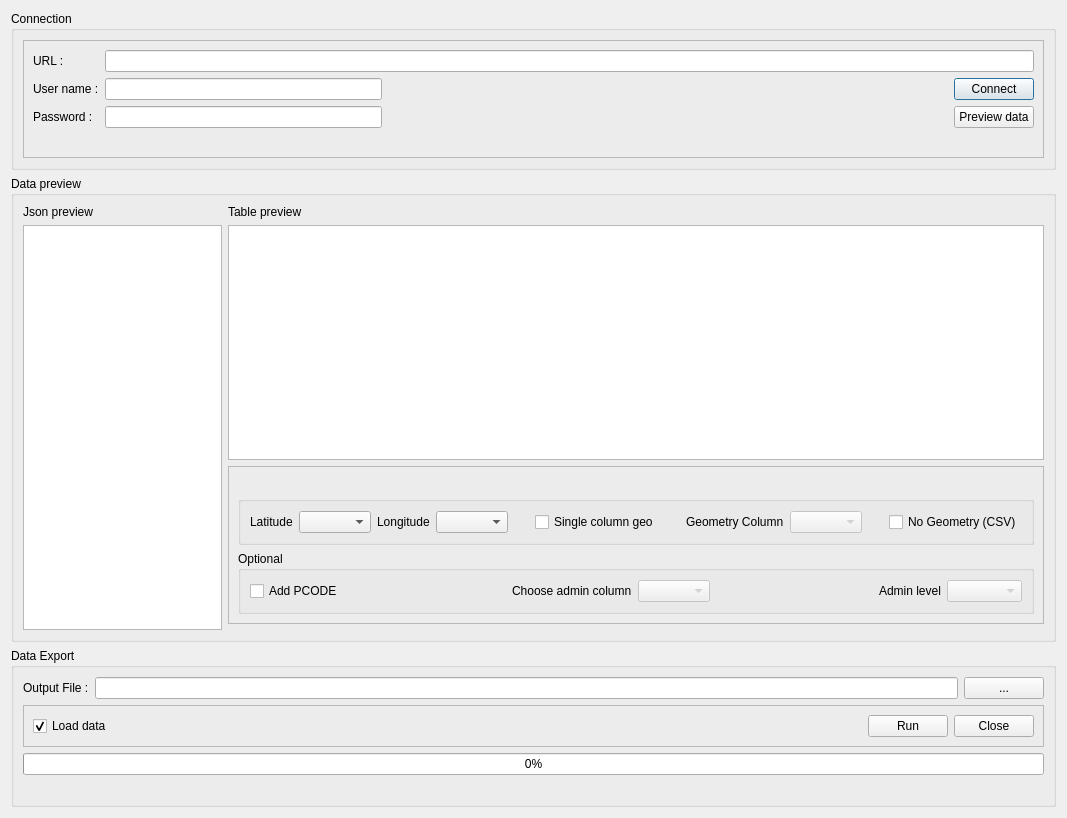
The window that odkConnector_dialog_base.ui (DemevengDerrick/ETL-Connector-for-ODK) describes before a commit, drawn with Qt 5.
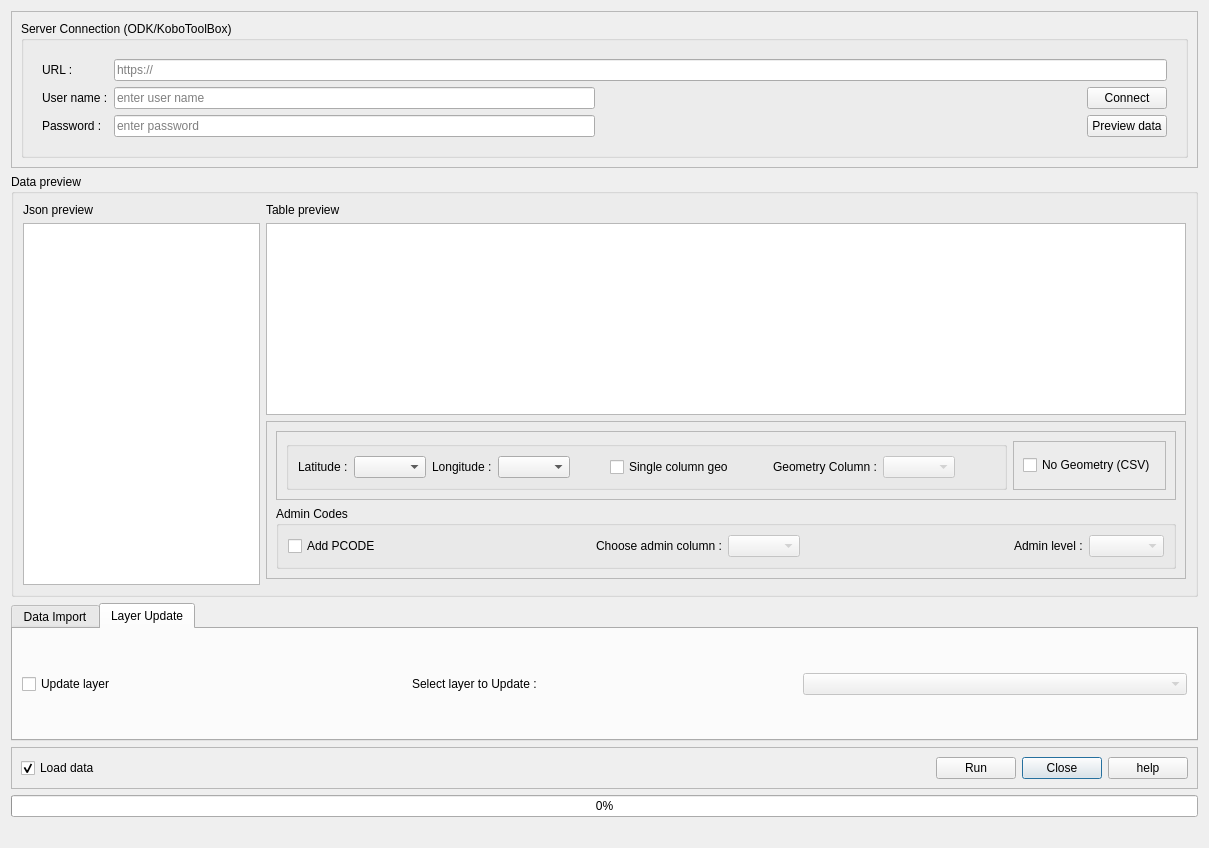
The same window after the commit. The open tabs and pages were chosen to show the change. Icons and pictures are not drawn. Custom widgets are drawn as their Qt base class.

The edit to the form file:
```diff
--- a/odkConnector_dialog_base.ui
+++ b/odkConnector_dialog_base.ui
@@ -6,48 +6,97 @@
    <rect>
     <x>0</x>
     <y>0</y>
-    <width>1067</width>
-    <height>818</height>
+    <width>1209</width>
+    <height>848</height>
    </rect>
   </property>
   <property name="windowTitle">
    <string>ODK Connector</string>
   </property>
+  <property name="windowIcon">
+   <iconset>
+    <normaloff>../../../../../../../../../Downloads/icon.png</normaloff>../../../../../../../../../Downloads/icon.png</iconset>
+  </property>
   <layout class="QGridLayout" name="gridLayout">
-   <item row="1" column="0">
+   <item row="4" column="0">
+    <widget class="QFrame" name="frame_4">
+     <property name="frameShape">
+      <enum>QFrame::StyledPanel</enum>
+     </property>
+     <property name="frameShadow">
+      <enum>QFrame::Raised</enum>
+     </property>
+     <layout class="QGridLayout" name="gridLayout_9">
+      <item row="0" column="3">
+       <widget class="QPushButton" name="closeMain">
+        <property name="text">
+         <string>Close</string>
+        </property>
+       </widget>
+      </item>
+      <item row="0" column="2">
+       <widget class="QPushButton" name="runProcess">
+        <property name="text">
+         <string>Run</string>
+        </property>
+       </widget>
+      </item>
+      <item row="0" column="0">
+       <widget class="QCheckBox" name="loadData">
+        <property name="text">
+         <string>Load data</string>
+        </property>
+        <property name="checked">
+         <bool>true</bool>
+        </property>
+        <property name="tristate">
+         <bool>false</bool>
+        </property>
+       </widget>
+      </item>
+      <item row="0" column="1">
+       <spacer name="horizontalSpacer_3">
+        <property name="orientation">
+         <enum>Qt::Horizontal</enum>
+        </property>
+        <property name="sizeHint" stdset="0">
+         <size>
+          <width>40</width>
+          <height>20</height>
+         </size>
+        </property>
+       </spacer>
+      </item>
+      <item row="0" column="4">
+       <widget class="QPushButton" name="help">
+        <property name="text">
+         <string>help</string>
+        </property>
+       </widget>
+      </item>
+     </layout>
+    </widget>
+   </item>
+   <item row="6" column="0">
+    <widget class="QLabel" name="processingMsg">
+     <property name="text">
+      <string/>
+     </property>
+    </widget>
+   </item>
+   <item row="5" column="0">
+    <widget class="QProgressBar" name="progressBar">
+     <property name="value">
+      <number>0</number>
+     </property>
+    </widget>
+   </item>
+   <item row="2" column="0">
     <widget class="QGroupBox" name="groupBox_3">
      <property name="title">
       <string>Data preview</string>
      </property>
      <layout class="QGridLayout" name="gridLayout_5">
-      <item row="1" column="0" rowspan="3" colspan="2">
-       <widget class="QPlainTextEdit" name="jsonText">
-        <property name="readOnly">
-         <bool>true</bool>
-        </property>
-       </widget>
-      </item>
-      <item row="1" column="2" colspan="2">
-       <widget class="QTableWidget" name="dataTable">
-        <property name="toolTip">
-         <string>preview data table</string>
-        </property>
-       </widget>
-      </item>
-      <item row="0" column="2">
-       <widget class="QLabel" name="label_7">
-        <property name="text">
-         <string>Table preview</string>
-        </property>
-       </widget>
-      </item>
-      <item row="0" column="0">
-       <widget class="QLabel" name="label_6">
-        <property name="text">
-         <string>Json preview</string>
-        </property>
-       </widget>
-      </item>
       <item row="2" column="2" colspan="2">
        <widget class="QFrame" name="frame_3">
         <property name="frameShape">
@@ -57,130 +106,16 @@
          <enum>QFrame::Raised</enum>
         </property>
         <layout class="QGridLayout" name="gridLayout_6">
-         <item row="0" column="0" colspan="2">
-          <widget class="QLabel" name="tableSize">
-           <property name="text">
-            <string/>
-           </property>
-          </widget>
-         </item>
-         <item row="1" column="0" colspan="2">
-          <widget class="QGroupBox" name="groupBox_2">
-           <property name="title">
-            <string/>
-           </property>
-           <layout class="QGridLayout" name="gridLayout_7">
-            <item row="0" column="2">
-             <widget class="QComboBox" name="latitude">
-              <property name="toolTip">
-               <string>latitude</string>
-              </property>
-             </widget>
-            </item>
-            <item row="0" column="10">
-             <spacer name="horizontalSpacer_5">
-              <property name="orientation">
-               <enum>Qt::Horizontal</enum>
-              </property>
-              <property name="sizeHint" stdset="0">
-               <size>
-                <width>40</width>
-                <height>20</height>
-               </size>
-              </property>
-             </spacer>
-            </item>
-            <item row="0" column="5">
-             <spacer name="horizontalSpacer_4">
-              <property name="orientation">
-               <enum>Qt::Horizontal</enum>
-              </property>
-              <property name="sizeHint" stdset="0">
-               <size>
-                <width>40</width>
-                <height>20</height>
-               </size>
-              </property>
-             </spacer>
-            </item>
-            <item row="0" column="3">
-             <widget class="QLabel" name="label_5">
-              <property name="text">
-               <string>Longitude</string>
-              </property>
-             </widget>
-            </item>
-            <item row="0" column="6">
-             <widget class="QCheckBox" name="singleGeo">
-              <property name="enabled">
-               <bool>true</bool>
-              </property>
-              <property name="text">
-               <string>Single column geo</string>
-              </property>
-             </widget>
-            </item>
-            <item row="0" column="7">
-             <spacer name="horizontalSpacer_6">
-              <property name="orientation">
-               <enum>Qt::Horizontal</enum>
-              </property>
-              <property name="sizeHint" stdset="0">
-               <size>
-                <width>40</width>
-                <height>20</height>
-               </size>
-              </property>
-             </spacer>
-            </item>
-            <item row="0" column="8">
-             <widget class="QLabel" name="label_8">
-              <property name="text">
-               <string>Geometry Column</string>
-              </property>
-             </widget>
-            </item>
-            <item row="0" column="1">
-             <widget class="QLabel" name="label_4">
-              <property name="text">
-               <string>Latitude</string>
-              </property>
-             </widget>
-            </item>
-            <item row="0" column="9">
-             <widget class="QComboBox" name="geometry">
-              <property name="enabled">
-               <bool>false</bool>
-              </property>
-             </widget>
-            </item>
-            <item row="0" column="4">
-             <widget class="QComboBox" name="longitude">
-              <property name="toolTip">
-               <string>longitude</string>
-              </property>
-             </widget>
-            </item>
-            <item row="0" column="11">
-             <widget class="QCheckBox" name="noGeometry">
-              <property name="text">
-               <string>No Geometry (CSV)</string>
-              </property>
-             </widget>
-            </item>
-           </layout>
-          </widget>
-         </item>
          <item row="2" column="0" colspan="2">
           <widget class="QGroupBox" name="groupBox_5">
            <property name="title">
-            <string>Optional</string>
+            <string>Admin Codes</string>
            </property>
            <layout class="QGridLayout" name="gridLayout_3">
             <item row="0" column="5">
              <widget class="QLabel" name="label_10">
               <property name="text">
-               <string>Admin level</string>
+               <string>Admin level :</string>
               </property>
              </widget>
             </item>
@@ -239,7 +174,7 @@
             <item row="0" column="2">
              <widget class="QLabel" name="label_11">
               <property name="text">
-               <string>Choose admin column</string>
+               <string>Choose admin column :</string>
               </property>
              </widget>
             </item>
@@ -266,219 +201,375 @@
            </layout>
           </widget>
          </item>
-        </layout>
-       </widget>
-      </item>
-     </layout>
-    </widget>
-   </item>
-   <item row="0" column="0">
-    <widget class="QGroupBox" name="groupBox">
-     <property name="title">
-      <string>Connection</string>
-     </property>
-     <layout class="QGridLayout" name="gridLayout_2">
-      <item row="1" column="2">
-       <widget class="QFrame" name="frame_2">
-        <property name="frameShape">
-         <enum>QFrame::StyledPanel</enum>
-        </property>
-        <property name="frameShadow">
-         <enum>QFrame::Raised</enum>
-        </property>
-        <layout class="QGridLayout" name="gridLayout_4">
-         <item row="1" column="0">
-          <widget class="QLabel" name="label_2">
-           <property name="text">
-            <string>User name :</string>
+         <item row="0" column="0" colspan="2">
+          <widget class="QFrame" name="frame">
+           <property name="frameShape">
+            <enum>QFrame::StyledPanel</enum>
            </property>
-          </widget>
-         </item>
-         <item row="4" column="0" colspan="5">
-          <widget class="QLabel" name="connectionResult">
-           <property name="text">
-            <string/>
+           <property name="frameShadow">
+            <enum>QFrame::Raised</enum>
            </property>
+           <layout class="QGridLayout" name="gridLayout_11">
+            <item row="0" column="1">
+             <widget class="QGroupBox" name="groupBox_2">
+              <property name="title">
+               <string/>
+              </property>
+              <layout class="QGridLayout" name="gridLayout_7">
+               <item row="0" column="3">
+                <widget class="QLabel" name="label_5">
+                 <property name="text">
+                  <string>Longitude :</string>
+                 </property>
+                </widget>
+               </item>
+               <item row="0" column="9">
+                <widget class="QComboBox" name="geometry">
+                 <property name="enabled">
+                  <bool>false</bool>
+                 </property>
+                </widget>
+               </item>
+               <item row="0" column="1">
+                <widget class="QLabel" name="label_4">
+                 <property name="text">
+                  <string>Latitude :</string>
+                 </property>
+                </widget>
+               </item>
+               <item row="0" column="8">
+                <widget class="QLabel" name="label_8">
+                 <property name="text">
+                  <string>Geometry Column :</string>
+                 </property>
+                </widget>
+               </item>
+               <item row="0" column="7">
+                <spacer name="horizontalSpacer_6">
+                 <property name="orientation">
+                  <enum>Qt::Horizontal</enum>
+                 </property>
+                 <property name="sizeHint" stdset="0">
+                  <size>
+                   <width>40</width>
+                   <height>20</height>
+                  </size>
+                 </property>
+                </spacer>
+               </item>
+               <item row="0" column="5">
+                <spacer name="horizontalSpacer_4">
+                 <property name="orientation">
+                  <enum>Qt::Horizontal</enum>
+                 </property>
+                 <property name="sizeHint" stdset="0">
+                  <size>
+                   <width>40</width>
+                   <height>20</height>
+                  </size>
+                 </property>
+                </spacer>
+               </item>
+               <item row="0" column="2">
+                <widget class="QComboBox" name="latitude">
+                 <property name="toolTip">
+                  <string>latitude</string>
+                 </property>
+                </widget>
+               </item>
+               <item row="0" column="11">
+                <widget class="QgsProjectionSelectionWidget" name="csr" native="true"/>
+               </item>
+               <item row="0" column="4">
+                <widget class="QComboBox" name="longitude">
+                 <property name="toolTip">
+                  <string>longitude</string>
+                 </property>
+                </widget>
+               </item>
+               <item row="0" column="6">
+                <widget class="QCheckBox" name="singleGeo">
+                 <property name="enabled">
+                  <bool>true</bool>
+                 </property>
+                 <property name="text">
+                  <string>Single column geo</string>
+                 </property>
+                </widget>
+               </item>
+               <item row="0" column="10">
+                <spacer name="horizontalSpacer_5">
+                 <property name="orientation">
+                  <enum>Qt::Horizontal</enum>
+                 </property>
+                 <property name="sizeHint" stdset="0">
+                  <size>
+                   <width>40</width>
+                   <height>20</height>
+                  </size>
+                 </property>
+                </spacer>
+               </item>
+              </layout>
+             </widget>
+            </item>
+            <item row="0" column="2">
+             <widget class="QFrame" name="frame_5">
+              <property name="frameShape">
+               <enum>QFrame::StyledPanel</enum>
+              </property>
+              <property name="frameShadow">
+               <enum>QFrame::Raised</enum>
+              </property>
+              <layout class="QGridLayout" name="gridLayout_12">
+               <item row="0" column="0">
+                <widget class="QCheckBox" name="noGeometry">
+                 <property name="text">
+                  <string>No Geometry (CSV)</string>
+                 </property>
+                </widget>
+               </item>
+              </layout>
+             </widget>
+            </item>
+           </layout>
           </widget>
          </item>
-         <item row="1" column="4">
-          <widget class="QPushButton" name="connect">
-           <property name="text">
-            <string>Connect</string>
-           </property>
-          </widget>
-         </item>
-         <item row="2" column="1">
-          <widget class="QLineEdit" name="password">
-           <property name="toolTip">
-            <string>password</string>
-           </property>
-           <property name="echoMode">
-            <enum>QLineEdit::Password</enum>
-           </property>
-          </widget>
-         </item>
-         <item row="2" column="0">
-          <widget class="QLabel" name="label_3">
-           <property name="text">
-            <string>Password :</string>
-           </property>
-          </widget>
-         </item>
-         <item row="0" column="1" colspan="4">
-          <widget class="QLineEdit" name="url">
-           <property name="toolTip">
-            <string>Please enter url</string>
-           </property>
-          </widget>
-         </item>
-         <item row="1" column="1">
-          <widget class="QLineEdit" name="userName">
-           <property name="toolTip">
-            <string>user name</string>
-           </property>
-          </widget>
-         </item>
-         <item row="0" column="0">
-          <widget class="QLabel" name="label">
-           <property name="text">
-            <string>URL :</string>
-           </property>
-          </widget>
-         </item>
-         <item row="2" column="4">
-          <widget class="QPushButton" name="previewData">
-           <property name="text">
-            <string>Preview data</string>
-           </property>
-          </widget>
-         </item>
-         <item row="1" column="2">
-          <spacer name="horizontalSpacer_2">
-           <property name="orientation">
-            <enum>Qt::Horizontal</enum>
-           </property>
-           <property name="sizeHint" stdset="0">
-            <size>
-             <width>40</width>
-             <height>20</height>
-            </size>
-           </property>
-          </spacer>
-         </item>
-         <item row="1" column="3">
-          <spacer name="horizontalSpacer_8">
-           <property name="orientation">
-            <enum>Qt::Horizontal</enum>
-           </property>
-           <property name="sizeHint" stdset="0">
-            <size>
-             <width>40</width>
-             <height>20</height>
-            </size>
-           </property>
-          </spacer>
-         </item>
         </layout>
        </widget>
-      </item>
-     </layout>
-    </widget>
-   </item>
-   <item row="2" column="0">
-    <widget class="QGroupBox" name="groupBox_4">
-     <property name="title">
-      <string>Data Export</string>
-     </property>
-     <layout class="QGridLayout" name="gridLayout_8">
-      <item row="1" column="0" colspan="3">
-       <widget class="QFrame" name="frame_4">
-        <property name="frameShape">
-         <enum>QFrame::StyledPanel</enum>
-        </property>
-        <property name="frameShadow">
-         <enum>QFrame::Raised</enum>
-        </property>
-        <layout class="QGridLayout" name="gridLayout_9">
-         <item row="0" column="2">
-          <widget class="QPushButton" name="runProcess">
-           <property name="text">
-            <string>Run</string>
-           </property>
-          </widget>
-         </item>
-         <item row="0" column="3">
-          <widget class="QPushButton" name="closeMain">
-           <property name="text">
-            <string>Close</string>
-           </property>
-          </widget>
-         </item>
-         <item row="0" column="1">
-          <spacer name="horizontalSpacer_3">
-           <property name="orientation">
-            <enum>Qt::Horizontal</enum>
-           </property>
-           <property name="sizeHint" stdset="0">
-            <size>
-             <width>40</width>
-             <height>20</height>
-            </size>
-           </property>
-          </spacer>
-         </item>
-         <item row="0" column="0">
-          <widget class="QCheckBox" name="loadData">
-           <property name="text">
-            <string>Load data</string>
-           </property>
-           <property name="checked">
-            <bool>true</bool>
-           </property>
-           <property name="tristate">
-            <bool>false</bool>
-           </property>
-          </widget>
-         </item>
-        </layout>
-       </widget>
-      </item>
-      <item row="2" column="0" colspan="3">
-       <widget class="QProgressBar" name="progressBar">
-        <property name="value">
-         <number>0</number>
-        </property>
-       </widget>
-      </item>
-      <item row="0" column="0">
-       <widget class="QLabel" name="label_9">
-        <property name="text">
-         <string>Output File :</string>
-        </property>
-       </widget>
-      </item>
-      <item row="0" column="1">
-       <widget class="QLineEdit" name="outputFile"/>
       </item>
       <item row="0" column="2">
-       <widget class="QPushButton" name="browsOutput">
+       <widget class="QLabel" name="label_7">
         <property name="text">
-         <string>...</string>
+         <string>Table preview</string>
         </property>
        </widget>
       </item>
-      <item row="3" column="0" colspan="3">
-       <widget class="QLabel" name="processingMsg">
+      <item row="1" column="2" colspan="2">
+       <widget class="QTableWidget" name="dataTable">
+        <property name="toolTip">
+         <string>preview data table</string>
+        </property>
+       </widget>
+      </item>
+      <item row="0" column="3">
+       <widget class="QLabel" name="tableSize">
         <property name="text">
          <string/>
         </property>
        </widget>
       </item>
+      <item row="1" column="0" rowspan="3" colspan="2">
+       <widget class="QPlainTextEdit" name="jsonText">
+        <property name="readOnly">
+         <bool>true</bool>
+        </property>
+       </widget>
+      </item>
+      <item row="0" column="0">
+       <widget class="QLabel" name="label_6">
+        <property name="text">
+         <string>Json preview</string>
+        </property>
+       </widget>
+      </item>
+     </layout>
+    </widget>
+   </item>
+   <item row="3" column="0">
+    <widget class="QTabWidget" name="tabWidget">
+     <property name="currentIndex">
+      <number>0</number>
+     </property>
+     <widget class="QWidget" name="dataImportTab">
+      <attribute name="title">
+       <string>Data Import</string>
+      </attribute>
+      <layout class="QGridLayout" name="gridLayout_13">
+       <item row="0" column="1">
+        <widget class="QLineEdit" name="outputFile"/>
+       </item>
+       <item row="0" column="2">
+        <widget class="QPushButton" name="browsOutput">
+         <property name="text">
+          <string>...</string>
+         </property>
+        </widget>
+       </item>
+       <item row="0" column="0">
+        <widget class="QLabel" name="label_9">
+         <property name="text">
+          <string>Output File :</string>
+         </property>
+        </widget>
+       </item>
+      </layout>
+     </widget>
+     <widget class="QWidget" name="layerUpdateTab">
+      <attribute name="title">
+       <string>Layer Update</string>
+      </attribute>
+      <layout class="QGridLayout" name="gridLayout_14">
+       <item row="0" column="2">
+        <widget class="QLabel" name="label_12">
+         <property name="text">
+          <string>Select layer to Update :</string>
+         </property>
+        </widget>
+       </item>
+       <item row="0" column="4">
+        <widget class="QgsMapLayerComboBox" name="layerToUpdate">
+         <property name="enabled">
+          <bool>false</bool>
+         </property>
+        </widget>
+       </item>
+       <item row="0" column="1">
+        <widget class="QCheckBox" name="updateLayer">
+         <property name="text">
+          <string>Update layer</string>
+         </property>
+        </widget>
+       </item>
+      </layout>
+     </widget>
+    </widget>
+   </item>
+   <item row="1" column="0">
+    <widget class="QFrame" name="frame_7">
+     <property name="frameShape">
+      <enum>QFrame::StyledPanel</enum>
+     </property>
+     <property name="frameShadow">
+      <enum>QFrame::Raised</enum>
+     </property>
+     <layout class="QGridLayout" name="gridLayout_17">
+      <item row="0" column="0" colspan="4">
+       <widget class="QGroupBox" name="groupBox">
+        <property name="title">
+         <string>Server Connection (ODK/KoboToolBox)</string>
+        </property>
+        <layout class="QGridLayout" name="gridLayout_2">
+         <item row="0" column="0">
+          <widget class="QFrame" name="frame_2">
+           <property name="frameShape">
+            <enum>QFrame::NoFrame</enum>
+           </property>
+           <property name="frameShadow">
+            <enum>QFrame::Raised</enum>
+           </property>
+           <layout class="QGridLayout" name="gridLayout_4">
+            <item row="0" column="0">
+             <widget class="QLabel" name="label">
+              <property name="text">
+               <string>URL :</string>
+              </property>
+             </widget>
+            </item>
+            <item row="1" column="0">
+             <widget class="QLabel" name="label_2">
+              <property name="text">
+               <string>User name :</string>
+              </property>
+             </widget>
+            </item>
+            <item row="1" column="1">
+             <widget class="QLineEdit" name="userName">
+              <property name="toolTip">
+               <string>user name</string>
+              </property>
+              <property name="placeholderText">
+               <string>enter user name</string>
+              </property>
+             </widget>
+            </item>
+            <item row="2" column="0">
+             <widget class="QLabel" name="label_3">
+              <property name="text">
+               <string>Password :</string>
+              </property>
+             </widget>
+            </item>
+            <item row="2" column="1">
+             <widget class="QLineEdit" name="password">
+              <property name="toolTip">
+               <string>password</string>
+              </property>
+              <property name="echoMode">
+               <enum>QLineEdit::Password</enum>
+              </property>
+              <property name="placeholderText">
+               <string>enter password</string>
+              </property>
+             </widget>
+            </item>
+            <item row="1" column="2">
+             <spacer name="horizontalSpacer_2">
+              <property name="orientation">
+               <enum>Qt::Horizontal</enum>
+              </property>
+              <property name="sizeHint" stdset="0">
+               <size>
+                <width>40</width>
+                <height>20</height>
+               </size>
+              </property>
+             </spacer>
+            </item>
+            <item row="0" column="1" colspan="3">
+             <widget class="QLineEdit" name="url">
+              <property name="toolTip">
+               <string>Please enter url</string>
+              </property>
+              <property name="placeholderText">
+               <string>https://</string>
+              </property>
+             </widget>
+            </item>
+            <item row="1" column="3">
+             <widget class="QPushButton" name="connect">
+              <property name="text">
+               <string>Connect</string>
+              </property>
+             </widget>
+            </item>
+            <item row="2" column="3">
+             <widget class="QPushButton" name="previewData">
+              <property name="text">
+               <string>Preview data</string>
+              </property>
+             </widget>
+            </item>
+            <item row="2" column="2">
+             <widget class="QLabel" name="connectionResult">
+              <property name="text">
+               <string/>
+              </property>
+             </widget>
+            </item>
+           </layout>
+          </widget>
+         </item>
+        </layout>
+       </widget>
+      </item>
      </layout>
     </widget>
    </item>
   </layout>
  </widget>
+ <customwidgets>
+  <customwidget>
+   <class>QgsMapLayerComboBox</class>
+   <extends>QComboBox</extends>
+   <header>qgsmaplayercombobox.h</header>
+  </customwidget>
+  <customwidget>
+   <class>QgsProjectionSelectionWidget</class>
+   <extends>QWidget</extends>
+   <header>qgsprojectionselectionwidget.h</header>
+  </customwidget>
+ </customwidgets>
  <resources/>
  <connections/>
 </ui>
```
